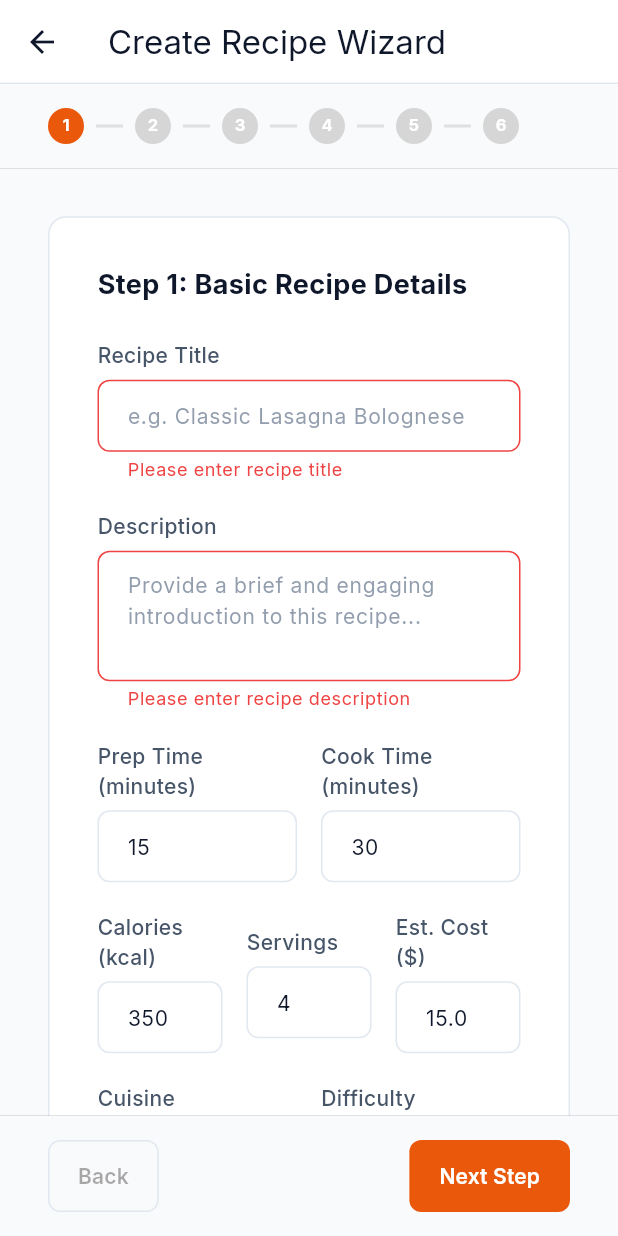
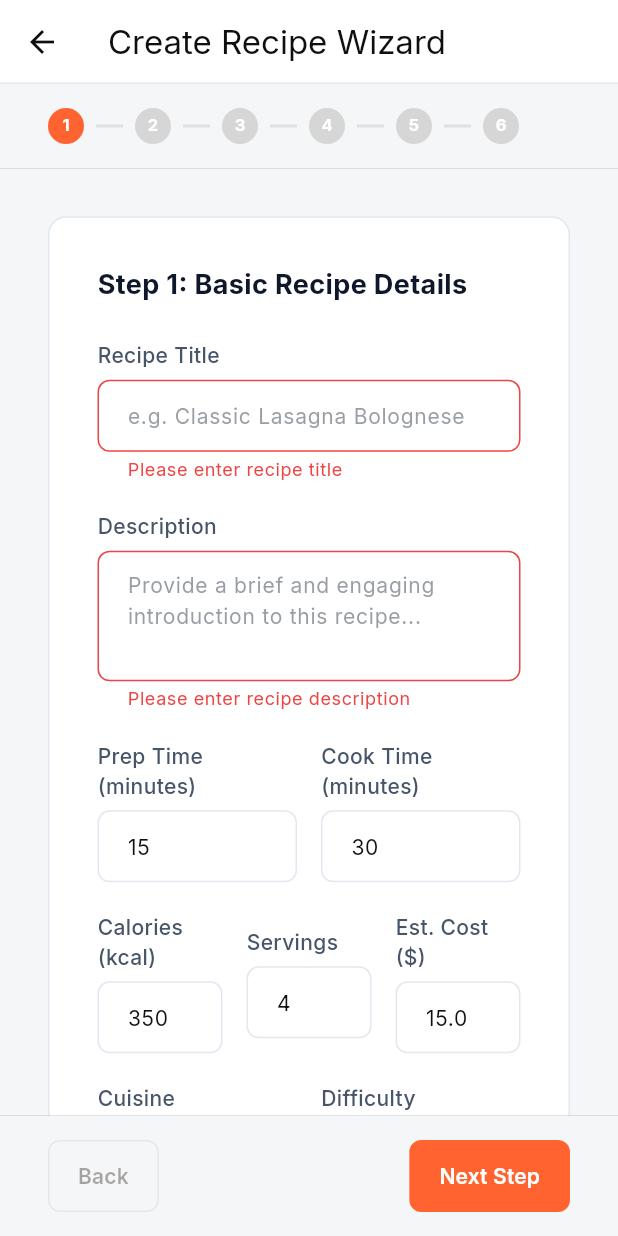
Before and after one commit to sreejithcs007/recipely_studio, a Flutter app: the RecipeWizardPage screen opened by its route, after a tap on "Next Step", on a phone screen of 412 x 824 dp. Run offline on Flutter 3.47's test engine with Material 3 defaults, Android fonts, the phone set to English and light mode, and no system bars; our stand-ins replace cached_network_image, equatable, file_picker, fl_chart, flutter_bloc, get_it and 3 more; missing offline and left inert: dart:html; accounts and stored records are empty.

Commit message:
feat: implement light/dark app theme, initialize Bloc providers, and create admin layout scaffold

```diff
--- a/lib/core/theme/app_theme.dart
+++ b/lib/core/theme/app_theme.dart
@@ -2,23 +2,23 @@ import 'package:flutter/material.dart';
 import 'package:google_fonts/google_fonts.dart';
 
 class AppTheme {
-  // Brand color scheme (Amber/orange highlights matching Recipely mobile)
-  static const Color primaryColor = Color(0xFFEA580C); // Warm Orange-Amber
-  static const Color secondaryColor = Color(0xFFF59E0B);
+  // Brand color scheme matching Recipely mobile app
+  static const Color primaryColor = Color(0xFFFF6430); // Warm Bright Orange
+  static const Color secondaryColor = Color(0xFF3B9E74); // Emerald Green
 
-  // Dark theme colors (Linear / Vercel dark mode)
-  static const Color darkBg = Color(0xFF09090B); // Zinc 950
-  static const Color darkCard = Color(0xFF18181B); // Zinc 900
-  static const Color darkBorder = Color(0xFF27272A); // Zinc 800
-  static const Color darkTextPrimary = Color(0xFFFAFAFA); // Zinc 50
-  static const Color darkTextSecondary = Color(0xFFA1A1AA); // Zinc 400
+  // Dark theme colors matching AppColors.black
+  static const Color darkBg = Color(0xFF0F0F0F); // Deep Zinc
+  static const Color darkCard = Color(0xFF1C1C1E);
+  static const Color darkBorder = Color(0xFF2C2C2E);
+  static const Color darkTextPrimary = Color(0xFFFAF9F6);
+  static const Color darkTextSecondary = Color(0xFF8E8E8E);
 
-  // Light theme colors
-  static const Color lightBg = Color(0xFFF8FAFC); // Slate 50
+  // Light theme colors matching AppColors.white
+  static const Color lightBg = Color(0xFFF5F6F8); // Cool light gray background
   static const Color lightCard = Colors.white;
   static const Color lightBorder = Color(0xFFE2E8F0); // Slate 200
-  static const Color lightTextPrimary = Color(0xFF0F172A); // Slate 900
-  static const Color lightTextSecondary = Color(0xFF64748B); // Slate 500
+  static const Color lightTextPrimary = Color(0xFF0F0F0F);
+  static const Color lightTextSecondary = Color(0xFF6C757D);
 
   static ThemeData get light {
     return ThemeData(
--- a/lib/main.dart
+++ b/lib/main.dart
@@ -78,7 +78,7 @@ class MyApp extends StatelessWidget {
         debugShowCheckedModeBanner: false,
         theme: AppTheme.light,
         darkTheme: AppTheme.dark,
-        themeMode: ThemeMode.system, // Responsive theme matching system settings
+        themeMode: ThemeMode.light,
         routerConfig: AppRouter.router,
         scaffoldMessengerKey: SnackbarService.messengerKey,
       ),
--- a/lib/shared/widgets/navigation/admin_layout.dart
+++ b/lib/shared/widgets/navigation/admin_layout.dart
@@ -28,7 +28,7 @@ class _AdminLayoutState extends State<AdminLayout> {
   Widget build(BuildContext context) {
     final isDark = Theme.of(context).brightness == Brightness.dark;
     final sidebarBg = isDark ? const Color(0xFF18181B) : Colors.white;
-    final topbarBg = isDark ? const Color(0xFF09090B) : const Color(0xFFF8FAFC);
+    final topbarBg = isDark ? const Color(0xFF09090B) : Colors.white;
     final borderColor = isDark ? const Color(0xFF27272A) : const Color(0xFFE2E8F0);
     final textColor = isDark ? Colors.white : const Color(0xFF0F172A);
 
```
